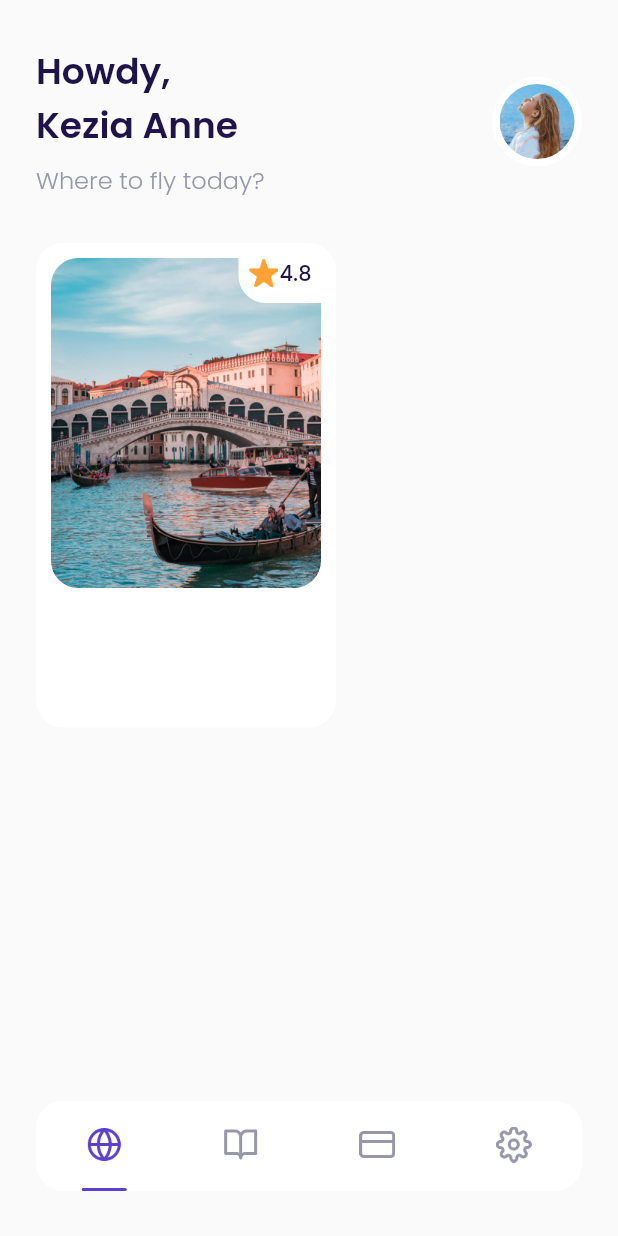
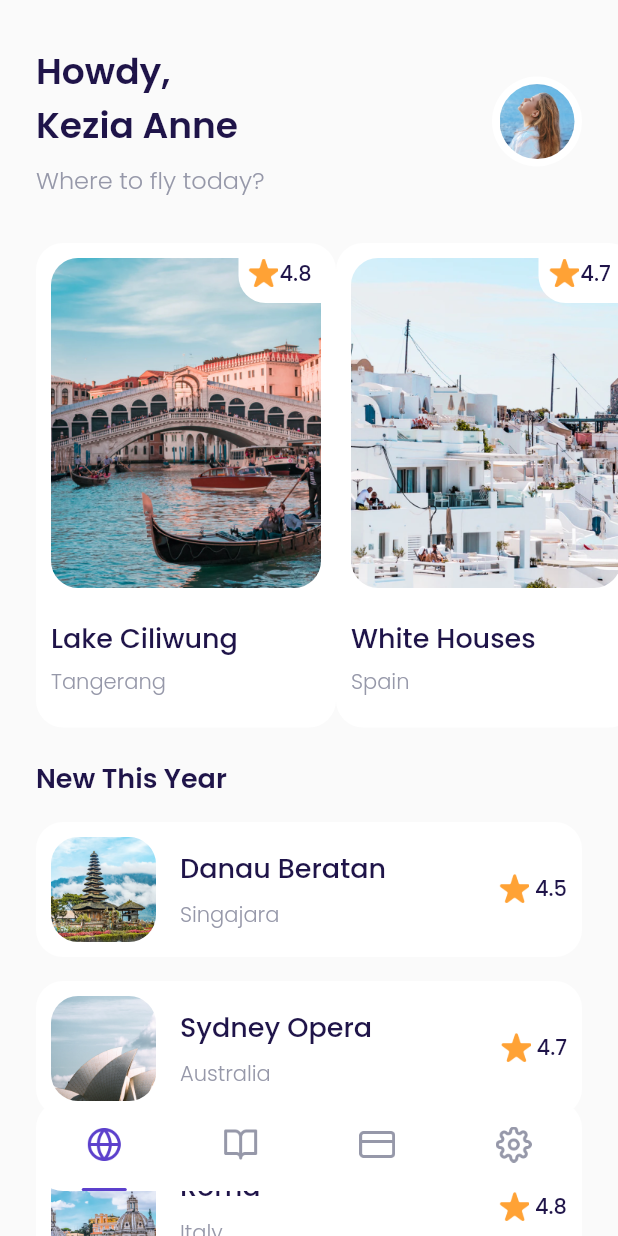
Before and after one commit to asbiqalalawi/airplane, a Flutter app: the MainPage screen opened by its route, on a phone screen of 412 x 824 dp. Run offline on Flutter 3.47's test engine with Material 2 defaults, Android fonts, the phone set to English and light mode, and no system bars; our stand-ins replace google_fonts.

Commit message:
Slicing home page (new destination)

```diff
--- a/lib/ui/pages/home_page.dart
+++ b/lib/ui/pages/home_page.dart
@@ -1,4 +1,5 @@
 import 'package:airplane/shared/theme.dart';
+import 'package:airplane/ui/widgets/destination_card.dart';
 import 'package:flutter/material.dart';
 
 class HomePage extends StatelessWidget {
@@ -76,73 +77,93 @@ class HomePage extends StatelessWidget {
           top: 30,
           left: defaultMargin,
         ),
+        child: SingleChildScrollView(
+          scrollDirection: Axis.horizontal,
           child: Row(
-          children: [
-            Container(
-              height: 323,
-              width: 200,
-              padding: const EdgeInsets.all(10),
-              decoration: BoxDecoration(
-                color: whiteColor,
-                borderRadius: BorderRadius.circular(
-                  18,
+            children: const [
+              DestinationCard(
+                image: 'assets/image_destination1.png',
+                rating: 4.8,
+                name: 'Lake Ciliwung',
+                city: 'Tangerang',
               ),
+              DestinationCard(
+                image: 'assets/image_destination2.png',
+                rating: 4.7,
+                name: 'White Houses',
+                city: 'Spain',
               ),
-              child: Column(
-                children: [
-                  Container(
-                    height: 220,
-                    width: 180,
-                    decoration: BoxDecoration(
-                      image: const DecorationImage(
-                        image: AssetImage(
-                          'assets/image_destination1.png',
+              DestinationCard(
+                image: 'assets/image_destination3.png',
+                rating: 4.8,
+                name: 'Hill Heyo',
+                city: 'Monaco',
               ),
+              DestinationCard(
+                image: 'assets/image_destination4.png',
+                rating: 5.0,
+                name: 'Menarra',
+                city: 'Japan',
               ),
-                      borderRadius: BorderRadius.circular(
-                        18,
+              DestinationCard(
+                image: 'assets/image_destination5.png',
+                rating: 4.8,
+                name: 'Payung Teduh',
+                city: 'Singapore',
               ),
-                    ),
-                    child: Align(
-                      alignment: Alignment.topRight,
-                      child: Container(
-                        height: 30,
-                        width: 55,
-                        decoration: const BoxDecoration(
-                          color: whiteColor,
-                          borderRadius: BorderRadius.only(
-                            bottomLeft: Radius.circular(18),
-                          ),
-                        ),
-                        child: Row(
-                          mainAxisAlignment: MainAxisAlignment.center,
-                          crossAxisAlignment: CrossAxisAlignment.start,
-                          children: [
-                            Container(
-                              height: 20,
-                              width: 20,
-                              margin: const EdgeInsets.only(right: 1),
-                              decoration: const BoxDecoration(
-                                image: DecorationImage(
-                                  image: AssetImage(
-                                    'assets/icon_star.png',
-                                  ),
-                                ),
-                              ),
-                            ),
-                            Text(
-                              '4.8',
-                              style: blackTextStyle.copyWith(
-                                fontWeight: medium,
-                              ),
-                            )
             ],
           ),
         ),
+      );
+    }
+
+    Widget newDestination() {
+      return Container(
+        margin: const EdgeInsets.only(
+          top: 20,
+          left: defaultMargin,
+          right: defaultMargin,
+          bottom: 140,
+        ),
+        child: Column(
+          crossAxisAlignment: CrossAxisAlignment.start,
+          children: [
+            Text(
+              'New This Year',
+              style: blackTextStyle.copyWith(
+                fontSize: 18,
+                fontWeight: semiBold,
               ),
             ),
-                ],
+            const DestinationTile(
+              image: 'assets/image_new1.png',
+              name: 'Danau Beratan',
+              city: 'Singajara',
+              rating: 4.5,
             ),
+            const DestinationTile(
+              image: 'assets/image_new2.png',
+              name: 'Sydney Opera',
+              city: 'Australia',
+              rating: 4.7,
+            ),
+            const DestinationTile(
+              image: 'assets/image_new3.png',
+              name: 'Roma',
+              city: 'Italy',
+              rating: 4.8,
+            ),
+            const DestinationTile(
+              image: 'assets/image_new4.png',
+              name: 'Payung Teduh',
+              city: 'Singapore',
+              rating: 4.5,
+            ),
+            const DestinationTile(
+              image: 'assets/image_new5.png',
+              name: 'Hill Hey',
+              city: 'Monaco',
+              rating: 4.7,
             ),
           ],
         ),
@@ -154,8 +175,101 @@ class HomePage extends StatelessWidget {
         children: [
           header(),
           popularDestination(),
+          newDestination(),
         ],
       ),
     );
   }
 }
+
+class DestinationTile extends StatelessWidget {
+  final String image;
+  final double rating;
+  final String name;
+  final String city;
+  const DestinationTile({
+    Key? key,
+    required this.image,
+    required this.rating,
+    required this.name,
+    required this.city,
+  }) : super(key: key);
+
+  @override
+  Widget build(BuildContext context) {
+    return Container(
+      margin: const EdgeInsets.only(top: 16),
+      height: 90,
+      width: double.infinity,
+      decoration: BoxDecoration(
+        color: whiteColor,
+        borderRadius: BorderRadius.circular(18),
+      ),
+      child: Padding(
+        padding: const EdgeInsets.all(10),
+        child: Row(
+          children: [
+            Container(
+              height: 70,
+              width: 70,
+              margin: const EdgeInsets.only(right: 16),
+              decoration: BoxDecoration(
+                borderRadius: BorderRadius.circular(18),
+                image: DecorationImage(
+                  image: AssetImage(
+                    image,
+                  ),
+                ),
+              ),
+            ),
+            Expanded(
+              child: Column(
+                mainAxisAlignment: MainAxisAlignment.spaceEvenly,
+                crossAxisAlignment: CrossAxisAlignment.start,
+                children: [
+                  Text(
+                    name,
+                    style: blackTextStyle.copyWith(
+                      fontSize: 18,
+                      fontWeight: medium,
+                    ),
+                  ),
+                  Text(
+                    city,
+                    style: greyTextStyle.copyWith(
+                      fontWeight: light,
+                    ),
+                  ),
+                ],
+              ),
+            ),
+            Row(
+              mainAxisAlignment: MainAxisAlignment.center,
+              crossAxisAlignment: CrossAxisAlignment.start,
+              children: [
+                Container(
+                  height: 20,
+                  width: 20,
+                  margin: const EdgeInsets.only(right: 4),
+                  decoration: const BoxDecoration(
+                    image: DecorationImage(
+                      image: AssetImage(
+                        'assets/icon_star.png',
+                      ),
+                    ),
+                  ),
+                ),
+                Text(
+                  rating.toString(),
+                  style: blackTextStyle.copyWith(
+                    fontWeight: medium,
+                  ),
+                )
+              ],
+            ),
+          ],
+        ),
+      ),
+    );
+  }
+}
--- /dev/null
+++ b/lib/ui/widgets/destination_card.dart
@@ -0,0 +1,104 @@
+import 'package:airplane/shared/theme.dart';
+import 'package:flutter/material.dart';
+
+class DestinationCard extends StatelessWidget {
+  final String image;
+  final double rating;
+  final String name;
+  final String city;
+  const DestinationCard({
+    Key? key,
+    required this.image,
+    required this.rating,
+    required this.name,
+    required this.city,
+  }) : super(key: key);
+
+  @override
+  Widget build(BuildContext context) {
+    return Container(
+      height: 323,
+      width: 200,
+      padding: const EdgeInsets.all(10),
+      decoration: BoxDecoration(
+        color: whiteColor,
+        borderRadius: BorderRadius.circular(
+          18,
+        ),
+      ),
+      child: Column(
+        crossAxisAlignment: CrossAxisAlignment.start,
+        children: [
+          Container(
+            height: 220,
+            width: 180,
+            margin: const EdgeInsets.only(bottom: 20),
+            decoration: BoxDecoration(
+              image: DecorationImage(
+                image: AssetImage(
+                  image,
+                ),
+              ),
+              borderRadius: BorderRadius.circular(
+                18,
+              ),
+            ),
+            child: Align(
+              alignment: Alignment.topRight,
+              child: Container(
+                height: 30,
+                width: 55,
+                decoration: const BoxDecoration(
+                  color: whiteColor,
+                  borderRadius: BorderRadius.only(
+                    bottomLeft: Radius.circular(18),
+                  ),
+                ),
+                child: Row(
+                  mainAxisAlignment: MainAxisAlignment.center,
+                  crossAxisAlignment: CrossAxisAlignment.start,
+                  children: [
+                    Container(
+                      height: 20,
+                      width: 20,
+                      margin: const EdgeInsets.only(right: 1),
+                      decoration: const BoxDecoration(
+                        image: DecorationImage(
+                          image: AssetImage(
+                            'assets/icon_star.png',
+                          ),
+                        ),
+                      ),
+                    ),
+                    Text(
+                      rating.toString(),
+                      style: blackTextStyle.copyWith(
+                        fontWeight: medium,
+                      ),
+                    )
+                  ],
+                ),
+              ),
+            ),
+          ),
+          Container(
+            margin: const EdgeInsets.only(bottom: 5),
+            child: Text(
+              name,
+              style: blackTextStyle.copyWith(
+                fontSize: 18,
+                fontWeight: medium,
+              ),
+            ),
+          ),
+          Text(
+            city,
+            style: greyTextStyle.copyWith(
+              fontWeight: light,
+            ),
+          ),
+        ],
+      ),
+    );
+  }
+}
```
Lines whose indentation alone changed are shown as unchanged.
